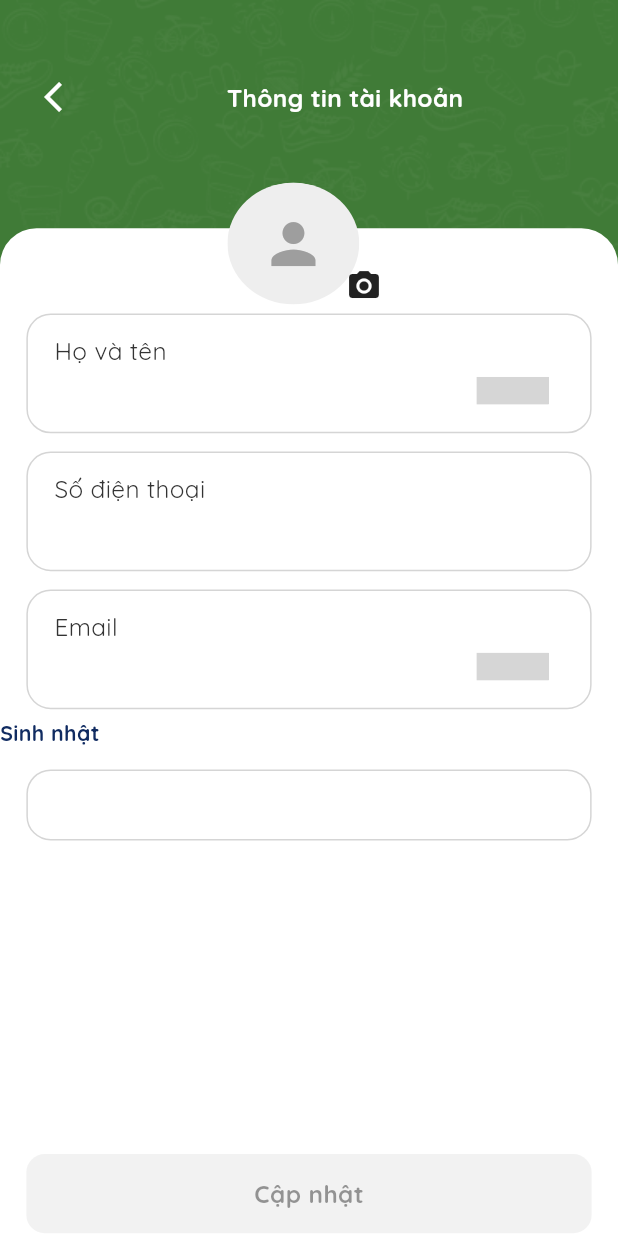
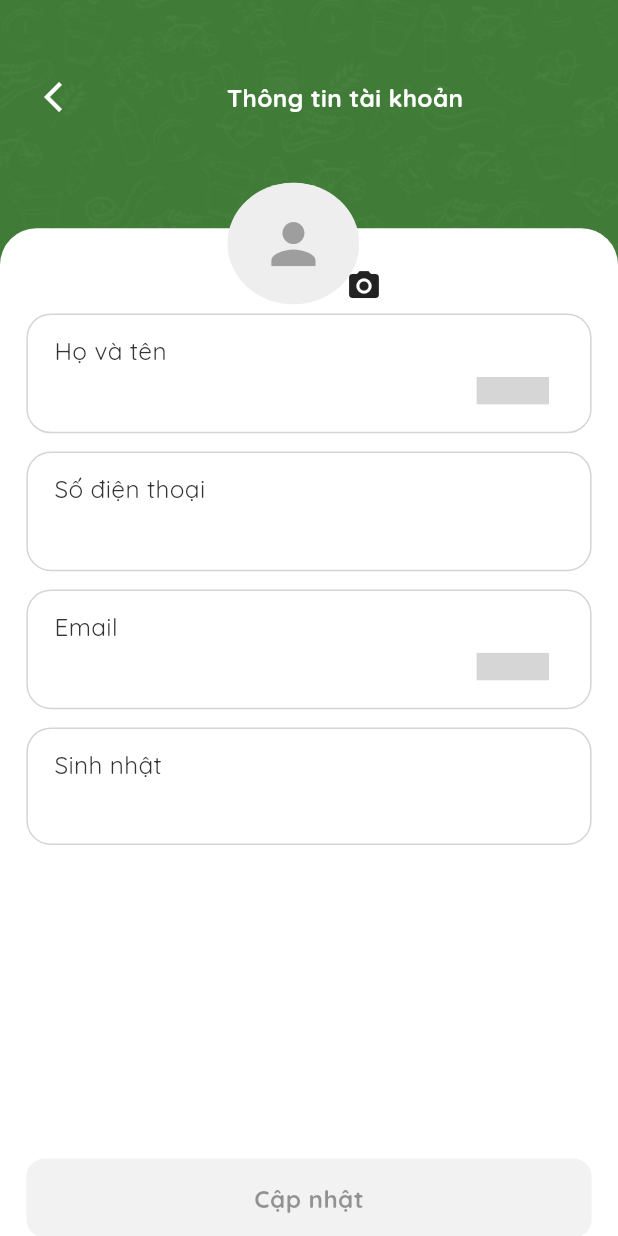
Before and after one commit to tenshi1123/heathy_teacher, a Flutter app: the DetailInfoScreen screen opened directly with empty values, on a phone screen of 412 x 824 dp. Run offline on Flutter 3.47's test engine with Material 3 defaults, Android fonts, the light colour scheme and no system bars; our stand-ins replace app_links, cached_network_image, dio, firebase_auth, flutter_html, flutter_screenutil and 5 more; missing offline and left inert: flutter_facebook_auth, screen_protector; accounts and stored records are empty; network calls fail; project files that could hold a hidden picture were left out; grey boxes are pictures that could not be loaded.

Commit message:
update 0.0.2

```diff
--- a/lib/screens/profilePage/detail_info_screen.dart
+++ b/lib/screens/profilePage/detail_info_screen.dart
@@ -368,10 +368,7 @@ class _MyTextFormFieldState extends State<MyTextFormField> {
           width: 1,
         ),
       ),
-      child: Row(
-        mainAxisAlignment: MainAxisAlignment.spaceBetween,
-        children: [
-          Column(
+      child: Column(
         crossAxisAlignment: CrossAxisAlignment.start,
         children: [
           Text(widget.labelText, style: defaultText16Re),
@@ -405,9 +402,7 @@ class _MyTextFormFieldState extends State<MyTextFormField> {
                                 setState(() {});
                               },
                               child: Container(
-                                    padding: EdgeInsets.symmetric(
-                                      vertical: 6.h,
-                                    ),
+                                padding: EdgeInsets.symmetric(vertical: 6.h),
                                 child: SvgPicture.asset(
                                   'assets/icons/unfocus.svg',
                                   height: 10.h,
@@ -422,8 +417,6 @@ class _MyTextFormFieldState extends State<MyTextFormField> {
           // SizedBox(
           //   height: 8.h,
           // ),
-            ],
-          ),
         ],
       ),
     );
@@ -719,13 +712,20 @@ Widget buildLabeledField({
   bool isDateField = false,
   void Function(DateTime)? onDateSelected,
 }) {
-  return Column(
+  return Container(
+    width: 343.w,
+    //height: 66.h,
+    margin: EdgeInsets.symmetric(horizontal: 16.w, vertical: 6.h),
+    padding: EdgeInsets.symmetric(horizontal: 16.w, vertical: 12.h),
+    decoration: BoxDecoration(
+      borderRadius: BorderRadius.circular(16.r),
+      color: Colors.white,
+      border: Border.all(color: Color(0xff292929).withAlpha(50), width: 1),
+    ),
+    child: Column(
       crossAxisAlignment: CrossAxisAlignment.start,
       children: [
-      Text(
-        label,
-        style: defaultText14B.copyWith(color: const Color(0xFF102B61)),
-      ),
+        Text(label, style: defaultText16Re),
         const SizedBox(height: 8),
         GestureDetector(
           onTap: isDateField
@@ -747,19 +747,6 @@ Widget buildLabeledField({
               : null,
           child: AbsorbPointer(
             absorbing: isDateField,
-          child: Container(
-            width: 343.w,
-            //height: 66.h,
-            margin: EdgeInsets.symmetric(horizontal: 16.w, vertical: 6.h),
-            padding: EdgeInsets.symmetric(horizontal: 16.w, vertical: 12.h),
-            decoration: BoxDecoration(
-              borderRadius: BorderRadius.circular(16.r),
-              color: Colors.white,
-              border: Border.all(
-                color: const Color(0xff292929).withAlpha(50),
-                width: 1,
-              ),
-            ),
             child: TextField(
               controller: controller,
               style: defaultText14M.copyWith(color: colorText),
@@ -767,7 +754,7 @@ Widget buildLabeledField({
             ),
           ),
         ),
+      ],
     ),
-    ],
   );
 }
--- a/pubspec.yaml
+++ b/pubspec.yaml
@@ -1,7 +1,7 @@
 name: heathy_teacher
 description: "application for heathy teacher"
 publish_to: 'none' # Remove this line if you wish to publish to pub.dev
-version: 0.0.1+17
+version: 0.0.2+1
 
 environment:
   sdk: ^3.8.1
```
Lines whose indentation alone changed are shown as unchanged.
